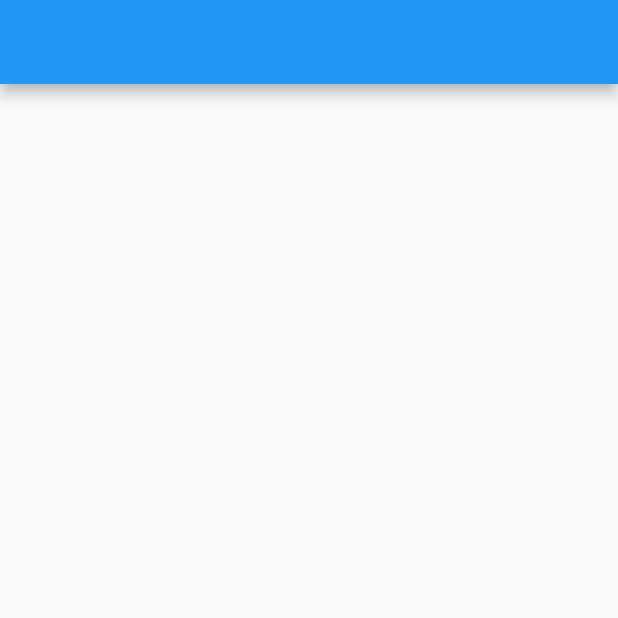
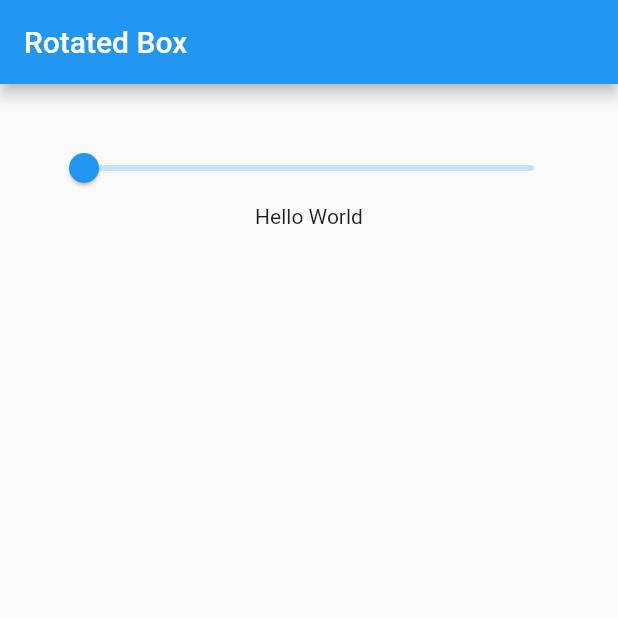
Before and after one commit to jsaintz/rotated-box-example, a Flutter app: the screen it shows after launch, on a phone screen of 412 x 824 dp, the top half of it. Run offline on Flutter 3.47's test engine with Material 2 defaults, Android fonts, the light colour scheme and no system bars.

Commit message:
created Rotated Box

```diff
--- a/lib/screen/home_page.dart
+++ b/lib/screen/home_page.dart
@@ -8,13 +8,41 @@ class HomePage extends StatefulWidget {
 }
 
 class _HomePageState extends State<HomePage> {
+  late int _turns = 0;
+  late double _value = 0.0;
+
+  void _onChanged(double value) {
+    setState(() {
+      _value = value;
+      _turns = value.toInt();
+    });
+  }
+
   @override
   Widget build(BuildContext context) {
     return Scaffold(
       appBar: AppBar(
-        title: const Text(''),
+        title: const Text('Rotated Box'),
       ),
-      body: Container(),
+      body: Container(
+        padding: const EdgeInsets.all(32.0),
+        child: Center(
+          child: Column(
+            children: [
+              Slider(
+                value: _value,
+                onChanged: _onChanged,
+                min: 0.0,
+                max: 4.0,
+              ),
+              RotatedBox(
+                quarterTurns: _turns,
+                child: const Text('Hello World'),
+              ),
+            ],
+          ),
+        ),
+      ),
     );
   }
 }
```
Also changed, not shown: lib/main.dart (+1 -48 lines).
